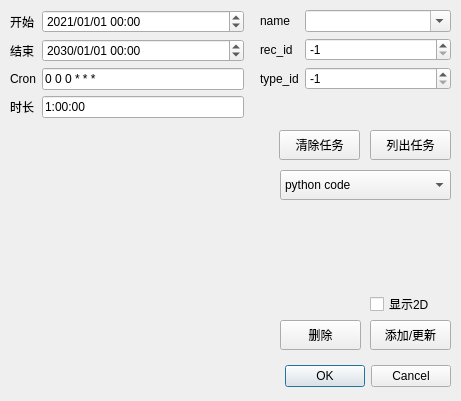
The window that Qt_GUI/add_task_gen/dialog.ui (XuHg-zjcn/time-manager) describes before a commit, drawn with Qt 5.
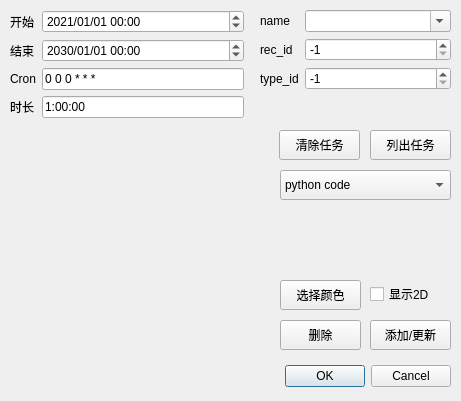
The same window after the commit. Custom widgets are drawn as their Qt base class.

Commit message: feat: update dialog.ui and pyuic5

Patch:
```diff
--- a/Qt_GUI/add_task_gen/dialog.ui
+++ b/Qt_GUI/add_task_gen/dialog.ui
@@ -268,7 +268,7 @@
    <property name="geometry">
     <rect>
      <x>370</x>
-     <y>290</y>
+     <y>280</y>
      <width>81</width>
      <height>28</height>
     </rect>
@@ -280,6 +280,19 @@
     <bool>false</bool>
    </property>
   </widget>
+  <widget class="QPushButton" name="button_color">
+   <property name="geometry">
+    <rect>
+     <x>280</x>
+     <y>280</y>
+     <width>81</width>
+     <height>30</height>
+    </rect>
+   </property>
+   <property name="text">
+    <string>选择颜色</string>
+   </property>
+  </widget>
  </widget>
  <customwidgets>
   <customwidget>
```
The commit also changes 1 other file.
